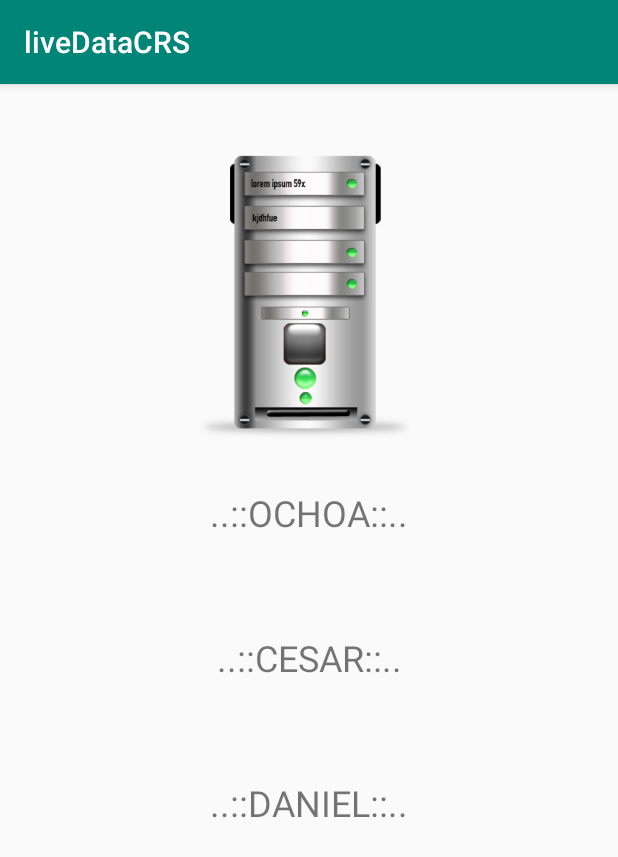
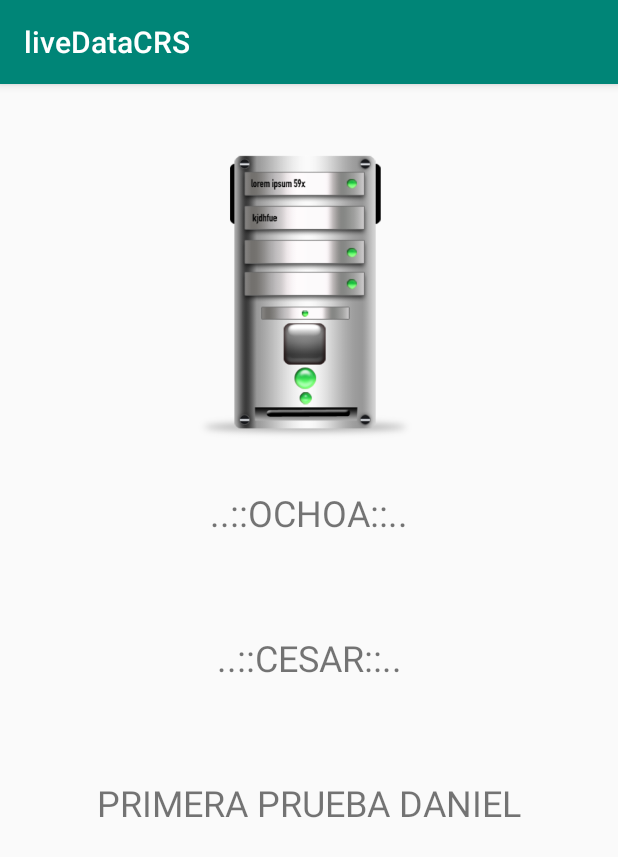
Before and after one commit to OCHOASV/liveDataCRS, an Android app: the screen it shows after launch (MainActivity), on a phone screen of 412 x 824 dp. Shown: the top 857 px of the screen. Run offline under Robolectric (Android 15) with nearby library versions, the phone set to English and light mode, and no system bars.

Commit message:
Primer commit de prueba rama Daniel

```diff
--- a/app/src/main/res/layout/activity_main.xml
+++ b/app/src/main/res/layout/activity_main.xml
@@ -33,7 +33,7 @@
         android:layout_width="wrap_content"
         android:layout_height="wrap_content"
         android:layout_marginTop="64dp"
-        android:text="..::DANIEL::.."
+        android:text="PRIMERA PRUEBA DANIEL"
         android:textSize="24sp"
         app:layout_constraintEnd_toEndOf="parent"
         app:layout_constraintStart_toStartOf="parent"
```
